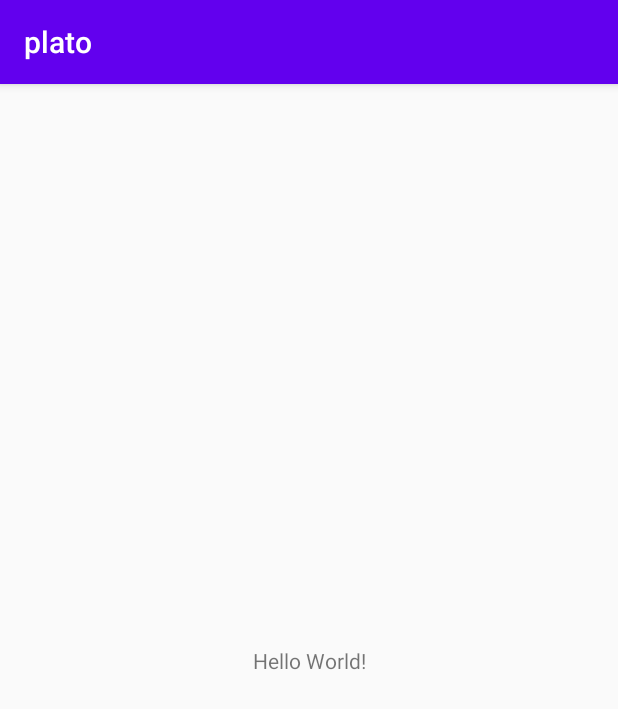
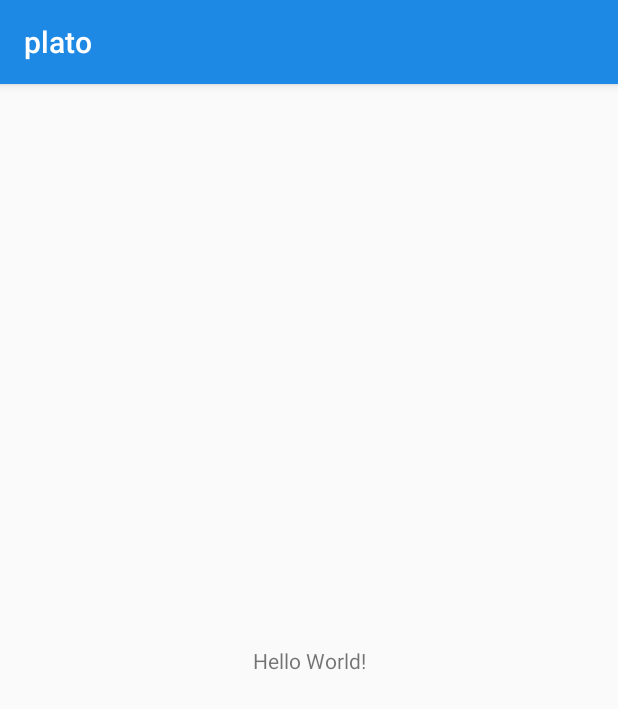
Before and after one commit to AliNoorkazemi/palto, an Android app: the screen it shows after launch (MainActivity), on a phone screen of 412 x 824 dp. Shown: the top 709 px of the screen. Run offline under Robolectric (Android 15) with nearby library versions, the phone set to English and light mode, and no system bars.

Commit message:
Add border and color attribute

```diff
--- a/app/src/main/AndroidManifest.xml
+++ b/app/src/main/AndroidManifest.xml
@@ -9,6 +9,8 @@
         android:roundIcon="@mipmap/ic_launcher_round"
         android:supportsRtl="true"
         android:theme="@style/AppTheme">
+        <activity android:name=".LoginPageActivity"></activity>
+        <activity android:name=".RegisterPageActivity" />
         <activity android:name=".MainActivity">
             <intent-filter>
                 <action android:name="android.intent.action.MAIN" />
--- a/app/src/main/res/values/colors.xml
+++ b/app/src/main/res/values/colors.xml
@@ -1,6 +1,7 @@
 <?xml version="1.0" encoding="utf-8"?>
 <resources>
-    <color name="colorPrimary">#6200EE</color>
-    <color name="colorPrimaryDark">#3700B3</color>
+    <color name="colorPrimary">#1E88E5</color>
+    <color name="colorPrimaryDark">#0D47A1</color>
     <color name="colorAccent">#03DAC5</color>
+    <color name="red">#f44336</color>
 </resources>
```
Also changed, not shown: app/src/main/res/drawable/btn_background.xml (added, +9 -0 lines), app/src/main/res/drawable/edit_text_border.xml (added, +11 -0 lines).
